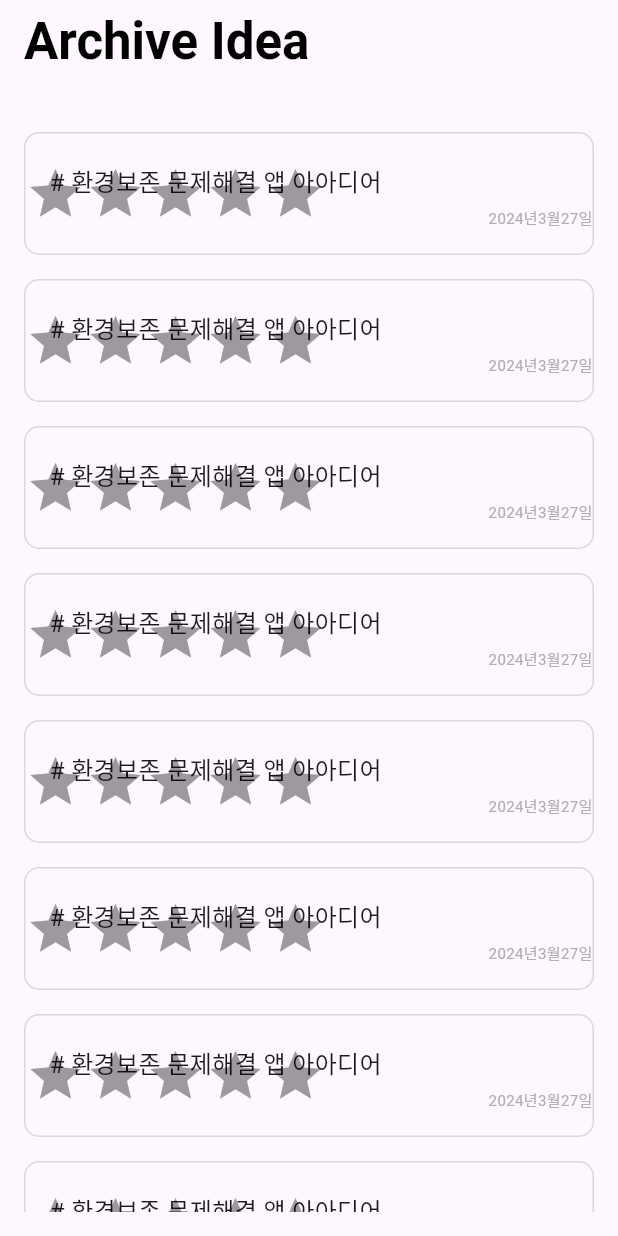
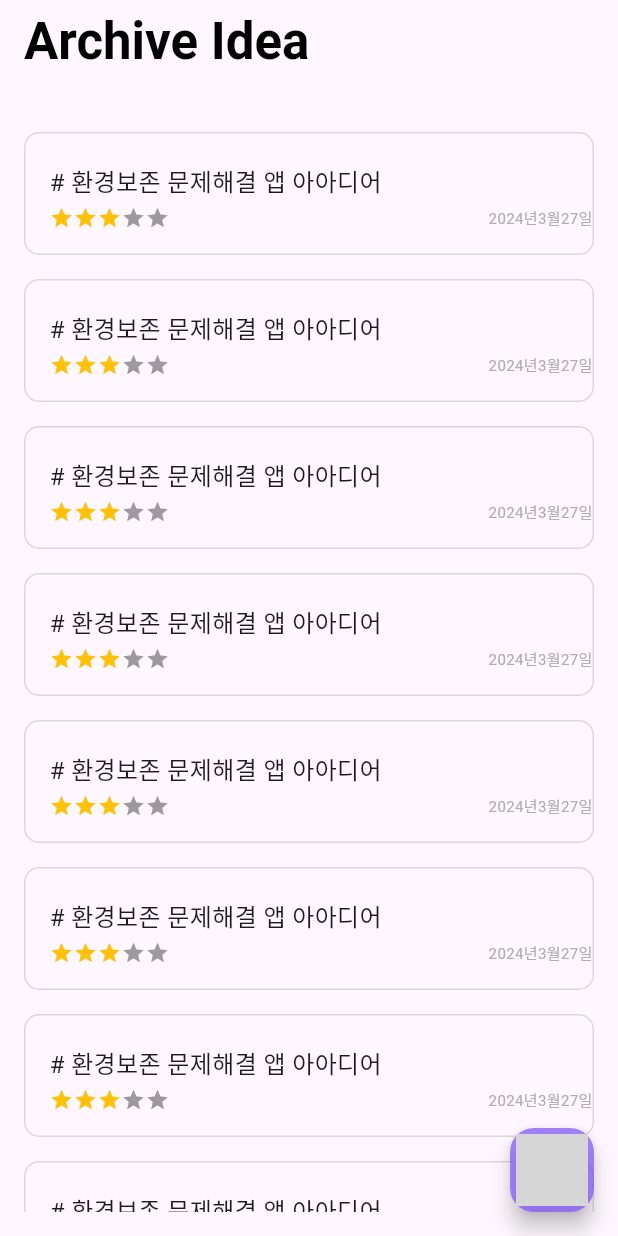
Before and after one commit to Moonseunghun/ui_widget, a Flutter app: the screen it shows after launch, on a phone screen of 412 x 824 dp. Run offline on Flutter 3.47's test engine with Material 3 defaults, Android fonts, the phone set to English and light mode, and no system bars; drawn by our look-alikes of flutter_rating_bar; grey boxes are pictures that could not be loaded.

Commit message:
ui setting

```diff
--- a/lib/screen/main_screen.dart
+++ b/lib/screen/main_screen.dart
@@ -31,6 +31,18 @@ class _MainScreenState extends State<MainScreen> {
           return listItem(index);
         }),
       ),
+      floatingActionButton: FloatingActionButton(
+        onPressed: () {
+          //새 아이디어 작성 화면으로 이동
+          // Navigator.push(context, route)
+        },
+        child: Image.asset(
+          'assets/idea.png',
+          width: 48,
+          height: 48,
+        ),
+        backgroundColor: Color(0xff7f52fd).withOpacity(0.7),
+      ),
     );
   }
 }
--- a/lib/widget/widget_screen.dart
+++ b/lib/widget/widget_screen.dart
@@ -1,3 +1,4 @@
+import 'package:flutter/cupertino.dart';
 import 'package:flutter/material.dart';
 import 'package:flutter_rating_bar/flutter_rating_bar.dart';
 
@@ -34,14 +35,25 @@ Widget listItem(int index) {
           ),
         ),
         //아이디어 중요도 점수
-        RatingBar.builder(
+       Align(
+         alignment: Alignment.bottomLeft,
+         child:Container(
+           margin: EdgeInsets.only(left: 16, bottom: 16),
+           child: RatingBar.builder(
+             initialRating: 3,
+             minRating: 1,
+             direction: Axis.horizontal,
+             itemCount: 5,
+             itemSize: 16,
+             itemPadding: EdgeInsets.symmetric(horizontal:  0),
              itemBuilder: (context, index) {
                return Icon(
                  Icons.star,
                  color: Colors.amber,
                );
              },
-            onRatingUpdate: (value) {})
+             onRatingUpdate: (value) {}),
+         ) ,)
       ],
     ),
   );
```
Lines whose indentation alone changed are shown as unchanged.
